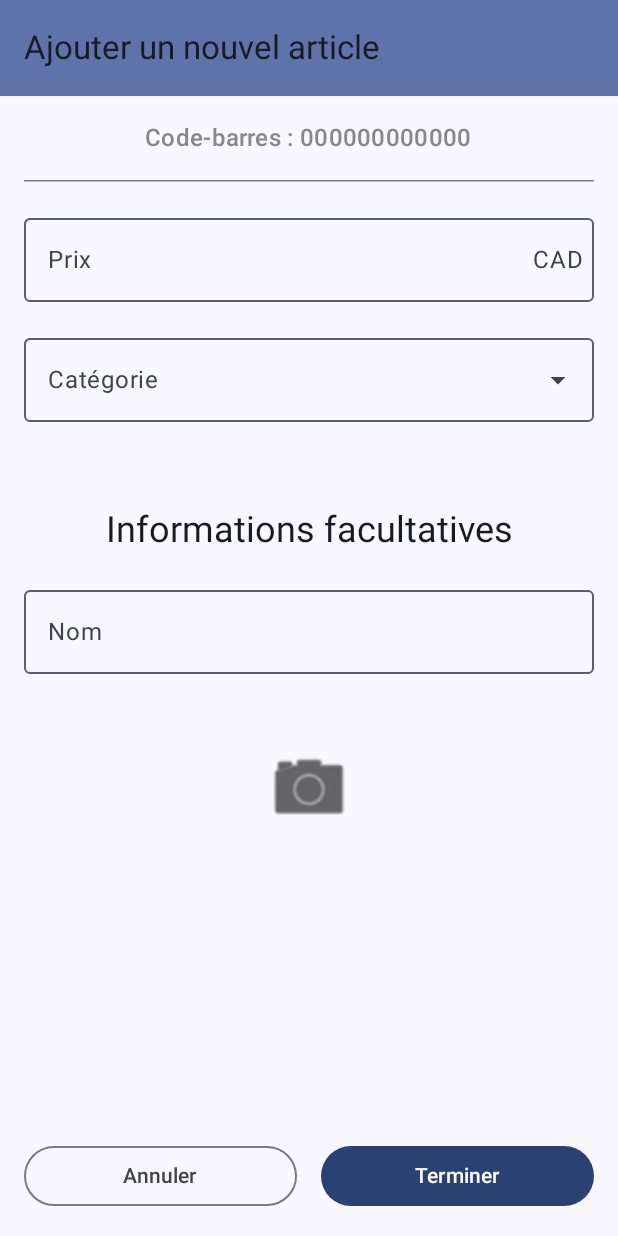
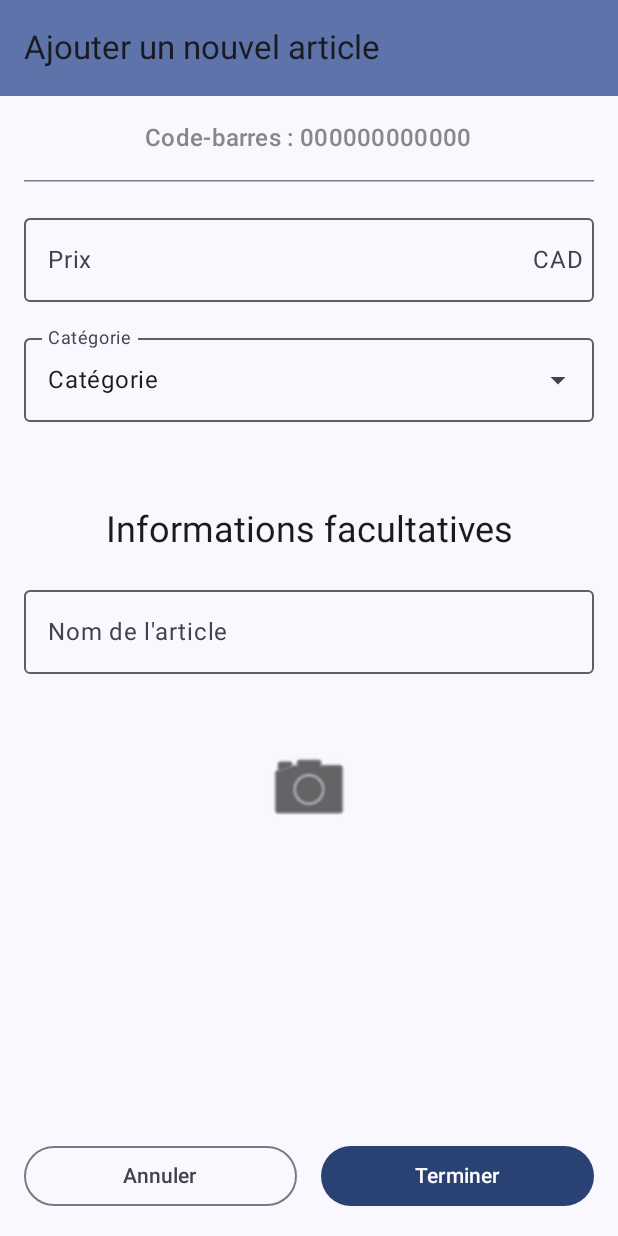
Before and after one commit to IDalb/ChaDal, an Android app built with Jetpack Compose: the AddItemScreen screen opened through its navigation route, on a phone screen of 412 x 824 dp. Run offline under Robolectric (Android 15) with nearby library versions, the phone set to English and light mode, and no system bars.

Commit message:
Fix minor details

```diff
--- a/app/src/main/java/ca/uqac/etu/jcid/chadal/ui/screens/AddItemScreen.kt
+++ b/app/src/main/java/ca/uqac/etu/jcid/chadal/ui/screens/AddItemScreen.kt
@@ -21,14 +21,12 @@ import androidx.compose.ui.res.painterResource
 import androidx.compose.ui.text.input.KeyboardType
 import androidx.compose.ui.tooling.preview.Preview
 import androidx.compose.ui.graphics.ColorFilter
-import androidx.compose.ui.layout.onGloballyPositioned
-import androidx.compose.ui.platform.LocalDensity
 import androidx.compose.ui.res.stringResource
 import androidx.compose.ui.text.input.ImeAction
-import androidx.compose.ui.window.PopupProperties
 import ca.uqac.etu.jcid.chadal.R
 import ca.uqac.etu.jcid.chadal.data.Article
 import ca.uqac.etu.jcid.chadal.data.ArticleCategory
+import ca.uqac.etu.jcid.chadal.data.categories
 import ca.uqac.etu.jcid.chadal.ui.theme.ChaDalTheme
 
 @OptIn(ExperimentalMaterial3Api::class)
@@ -43,8 +41,9 @@ fun AddItemScreen(
 
     var name by remember { mutableStateOf("") }
 
-    var selectedCategory by remember { mutableStateOf("") }
-    var expanded by remember { mutableStateOf(false) } // Contrôle l'état d'expansion du menu déroulant
+    // Controls expansion state of the category dropdown menu
+    var expanded by remember { mutableStateOf(false) }
+    var selectedCategory by remember { mutableStateOf(categories[0]) }
 
     Scaffold (
         topBar = {
@@ -65,7 +64,7 @@ fun AddItemScreen(
             verticalArrangement = Arrangement.spacedBy(16.dp)
         ) {
             Text(
-                text = "Code-barres : 000000000000",
+                text = stringResource(R.string.barcode_value, "000000000000"),
                 style = MaterialTheme.typography.titleMedium,
                 color = Color.Gray
             )
@@ -87,13 +86,12 @@ fun AddItemScreen(
 
 
             // Category dropdown
-            val categories = listOf("Produits laitiers", "Viandes", "Fruits", "Légumes", "Boissons")
             ExposedDropdownMenuBox(
                 expanded = expanded,
                 onExpandedChange = { expanded = !expanded }
             ) {
                 OutlinedTextField(
-                    value = selectedCategory,
+                    value = stringResource(selectedCategory.name),
                     onValueChange = {},
                     label = { Text(stringResource(R.string.placeholder_category)) },
                     trailingIcon = { ExposedDropdownMenuDefaults.TrailingIcon(expanded = expanded)},
@@ -107,7 +105,7 @@ fun AddItemScreen(
                 ) {
                     categories.forEach { category ->
                         DropdownMenuItem(
-                            text = { Text(category) },
+                            text = { Text(stringResource(category.name)) },
                             onClick = {
                                 selectedCategory = category
                                 expanded = false
@@ -118,7 +116,7 @@ fun AddItemScreen(
             }
 
             Text(
-                text = "Informations facultatives",
+                text = stringResource(R.string.optional_infos),
                 style = MaterialTheme.typography.headlineSmall,
                 modifier = Modifier.padding(top = 40.dp)
             )
@@ -126,7 +124,7 @@ fun AddItemScreen(
             OutlinedTextField(
                 value = name,
                 onValueChange = { name = it },
-                label = { Text("Nom") },
+                label = { Text(stringResource(R.string.article_name)) },
                 singleLine = true,
                 keyboardOptions = KeyboardOptions.Default.copy(
                     keyboardType = KeyboardType.Text,
@@ -177,10 +175,6 @@ fun AddItemScreen(
     }
 }
 
-fun DropdownMenuItem(onClick: () -> Unit, interactionSource: @Composable () -> Unit) {
-
-}
-
 @Preview
 @Composable
 fun AddItemScreenPreview() {
--- a/app/src/main/res/values/strings.xml
+++ b/app/src/main/res/values/strings.xml
@@ -16,12 +16,15 @@
     <string name="budget">Budget</string>
     <string name="article">Article(s)</string>
 
+    <string name="optional_infos">Informations facultatives</string>
+
     <string name="article_name">Nom de l\'article</string>
     <string name="list_name">Nom de la liste</string>
     <string name="category">Catégorie</string>
     <string name="price">Prix</string>
 
     <string name="no_barcode">Pas de code-barres</string>
+    <string name="barcode_value">Code-barres : %s</string>
 
     <string name="placeholder_article_name">Nom de l\'article</string>
     <string name="placeholder_category">Catégorie</string>
```
